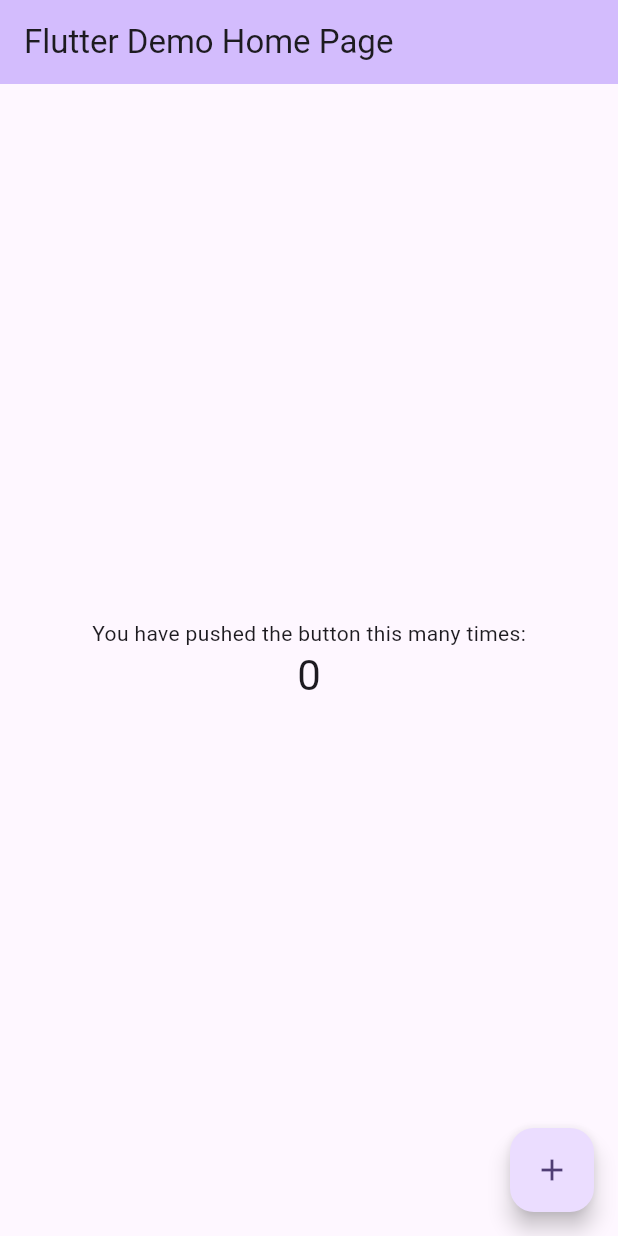
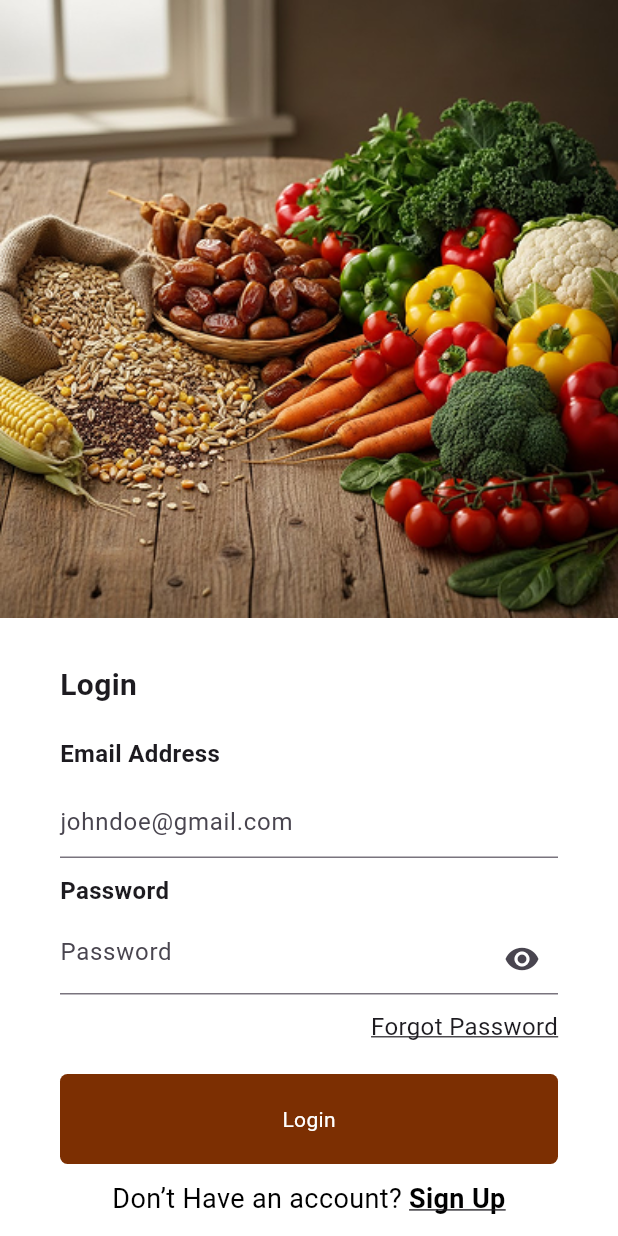
Before and after one commit to novincdavis123/alisonscart, a Flutter app: the screen it shows after launch, on a phone screen of 412 x 824 dp. Run offline on Flutter 3.47's test engine with Material 3 defaults, Android fonts, the phone set to English and light mode, and no system bars; our stand-ins replace carousel_slider, dio, persistent_bottom_nav_bar_v2.

Commit message:
ui and api service added
ADDED
 - icons
 - provider package
 - passwordvisibility notifier
 - bottomonavbar package
 - cart page
 - categories page
 - home page
 - login page
 - profile page
 - dio package
 - api service class

```diff
--- a/lib/main.dart
+++ b/lib/main.dart
@@ -1,122 +1,30 @@
+import 'package:alisonscart/providers/password_provider.dart';
+import 'package:alisonscart/screens/login_page.dart';
 import 'package:flutter/material.dart';
+import 'package:flutter/services.dart';
+import 'package:provider/provider.dart';
 
 void main() {
-  runApp(const MyApp());
+  WidgetsFlutterBinding.ensureInitialized();
+  // make navigation bar transparent
+  SystemChrome.setSystemUIOverlayStyle(
+    const SystemUiOverlayStyle(systemNavigationBarColor: Colors.transparent),
+  );
+  // make flutter draw behind navigation bar
+  SystemChrome.setEnabledSystemUIMode(SystemUiMode.edgeToEdge);
+  runApp(
+    ChangeNotifierProvider(
+      create: (_) => PasswordVisibilityNotifier(),
+      child: const MyApp(),
+    ),
+  );
 }
 
 class MyApp extends StatelessWidget {
   const MyApp({super.key});
 
-  // This widget is the root of your application.
   @override
   Widget build(BuildContext context) {
-    return MaterialApp(
-      title: 'Flutter Demo',
-      theme: ThemeData(
-        // This is the theme of your application.
-        //
-        // TRY THIS: Try running your application with "flutter run". You'll see
-        // the application has a purple toolbar. Then, without quitting the app,
-        // try changing the seedColor in the colorScheme below to Colors.green
-        // and then invoke "hot reload" (save your changes or press the "hot
-        // reload" button in a Flutter-supported IDE, or press "r" if you used
-        // the command line to start the app).
-        //
-        // Notice that the counter didn't reset back to zero; the application
-        // state is not lost during the reload. To reset the state, use hot
-        // restart instead.
-        //
-        // This works for code too, not just values: Most code changes can be
-        // tested with just a hot reload.
-        colorScheme: .fromSeed(seedColor: Colors.deepPurple),
-      ),
-      home: const MyHomePage(title: 'Flutter Demo Home Page'),
-    );
+    return MaterialApp(debugShowCheckedModeBanner: false, home: LoginPage());
   }
 }
-
-class MyHomePage extends StatefulWidget {
-  const MyHomePage({super.key, required this.title});
-
-  // This widget is the home page of your application. It is stateful, meaning
-  // that it has a State object (defined below) that contains fields that affect
-  // how it looks.
-
-  // This class is the configuration for the state. It holds the values (in this
-  // case the title) provided by the parent (in this case the App widget) and
-  // used by the build method of the State. Fields in a Widget subclass are
-  // always marked "final".
-
-  final String title;
-
-  @override
-  State<MyHomePage> createState() => _MyHomePageState();
-}
-
-class _MyHomePageState extends State<MyHomePage> {
-  int _counter = 0;
-
-  void _incrementCounter() {
-    setState(() {
-      // This call to setState tells the Flutter framework that something has
-      // changed in this State, which causes it to rerun the build method below
-      // so that the display can reflect the updated values. If we changed
-      // _counter without calling setState(), then the build method would not be
-      // called again, and so nothing would appear to happen.
-      _counter++;
-    });
-  }
-
-  @override
-  Widget build(BuildContext context) {
-    // This method is rerun every time setState is called, for instance as done
-    // by the _incrementCounter method above.
-    //
-    // The Flutter framework has been optimized to make rerunning build methods
-    // fast, so that you can just rebuild anything that needs updating rather
-    // than having to individually change instances of widgets.
-    return Scaffold(
-      appBar: AppBar(
-        // TRY THIS: Try changing the color here to a specific color (to
-        // Colors.amber, perhaps?) and trigger a hot reload to see the AppBar
-        // change color while the other colors stay the same.
-        backgroundColor: Theme.of(context).colorScheme.inversePrimary,
-        // Here we take the value from the MyHomePage object that was created by
-        // the App.build method, and use it to set our appbar title.
-        title: Text(widget.title),
-      ),
-      body: Center(
-        // Center is a layout widget. It takes a single child and positions it
-        // in the middle of the parent.
-        child: Column(
-          // Column is also a layout widget. It takes a list of children and
-          // arranges them vertically. By default, it sizes itself to fit its
-          // children horizontally, and tries to be as tall as its parent.
-          //
-          // Column has various properties to control how it sizes itself and
-          // how it positions its children. Here we use mainAxisAlignment to
-          // center the children vertically; the main axis here is the vertical
-          // axis because Columns are vertical (the cross axis would be
-          // horizontal).
-          //
-          // TRY THIS: Invoke "debug painting" (choose the "Toggle Debug Paint"
-          // action in the IDE, or press "p" in the console), to see the
-          // wireframe for each widget.
-          mainAxisAlignment: .center,
-          children: [
-            const Text('You have pushed the button this many times:'),
-            Text(
-              '$_counter',
-              style: Theme.of(context).textTheme.headlineMedium,
-            ),
-          ],
-        ),
-      ),
-      floatingActionButton: FloatingActionButton(
-        onPressed: _incrementCounter,
-        tooltip: 'Increment',
-        child: const Icon(Icons.add),
-      ),
-    );
-  }
-}
--- /dev/null
+++ b/lib/providers/password_provider.dart
@@ -0,0 +1,12 @@
+import 'package:flutter/material.dart';
+
+class PasswordVisibilityNotifier extends ChangeNotifier {
+  bool _obscurePassword = true;
+
+  bool get obscurePassword => _obscurePassword;
+
+  void toggle() {
+    _obscurePassword = !_obscurePassword;
+    notifyListeners();
+  }
+}
--- /dev/null
+++ b/lib/screens/login_page.dart
@@ -0,0 +1,146 @@
+import 'package:alisonscart/providers/password_provider.dart';
+import 'package:alisonscart/screens/bottomnav_page.dart';
+import 'package:flutter/material.dart';
+import 'package:provider/provider.dart';
+
+class LoginPage extends StatelessWidget {
+  const LoginPage({super.key});
+
+  @override
+  Widget build(BuildContext context) {
+    final passwordNotifier = Provider.of<PasswordVisibilityNotifier>(context);
+
+    return GestureDetector(
+      onTap: () => FocusScope.of(context).unfocus(),
+      child: SafeArea(
+        child: Scaffold(
+          backgroundColor: Colors.white,
+          body: SingleChildScrollView(
+            child: Column(
+              children: [
+                Image.asset(
+                  'assets/images/onboarding_logo.png',
+                  width: double.infinity,
+                  fit: BoxFit.contain,
+                ),
+                Padding(
+                  padding: const EdgeInsets.symmetric(horizontal: 40),
+                  child: Column(
+                    crossAxisAlignment: CrossAxisAlignment.start,
+                    children: [
+                      const SizedBox(height: 30),
+                      const Text(
+                        'Login',
+                        style: TextStyle(
+                          fontSize: 20,
+                          fontWeight: FontWeight.bold,
+                        ),
+                      ),
+                      const SizedBox(height: 20),
+                      const Text(
+                        'Email Address',
+                        style: TextStyle(
+                          fontSize: 16,
+                          fontWeight: FontWeight.bold,
+                        ),
+                      ),
+                      const SizedBox(height: 10),
+                      TextFormField(
+                        decoration: InputDecoration(
+                          hintText: 'johndoe@gmail.com',
+                        ),
+                      ),
+                      const SizedBox(height: 10),
+                      const Text(
+                        'Password',
+                        style: TextStyle(
+                          fontSize: 16,
+                          fontWeight: FontWeight.bold,
+                        ),
+                      ),
+                      const SizedBox(height: 10),
+                      TextFormField(
+                        obscureText: passwordNotifier.obscurePassword,
+                        decoration: InputDecoration(
+                          hintText: 'Password',
+                          suffixIcon: IconButton(
+                            icon: Icon(
+                              passwordNotifier.obscurePassword
+                                  ? Icons.visibility
+                                  : Icons.visibility_off,
+                            ),
+                            onPressed: () {
+                              passwordNotifier.toggle();
+                            },
+                          ),
+                        ),
+                      ),
+                      const SizedBox(height: 10),
+                      Align(
+                        alignment: Alignment.centerRight,
+                        child: Text(
+                          'Forgot Password',
+                          style: TextStyle(
+                            fontSize: 16,
+                            decoration: TextDecoration.underline,
+                          ),
+                        ),
+                      ),
+                      const SizedBox(height: 20),
+                      InkWell(
+                        onTap: () {
+                          Navigator.of(context).push(
+                            MaterialPageRoute(
+                              builder: (context) => const BottomNavPage(),
+                            ),
+                          );
+                        },
+                        child: Container(
+                          width: double.infinity,
+                          padding: const EdgeInsets.symmetric(vertical: 20),
+                          decoration: BoxDecoration(
+                            color: const Color(0xFF7C2F02),
+                            borderRadius: BorderRadius.circular(5),
+                          ),
+                          child: const Center(
+                            child: Text(
+                              'Login',
+                              style: TextStyle(color: Colors.white),
+                            ),
+                          ),
+                        ),
+                      ),
+                      const SizedBox(height: 10),
+                      Center(
+                        child: Text.rich(
+                          TextSpan(
+                            text: "Don’t Have an account? ",
+                            style: const TextStyle(
+                              fontSize: 18,
+                              color: Colors.black,
+                            ),
+                            children: const [
+                              TextSpan(
+                                text: "Sign Up",
+                                style: TextStyle(
+                                  fontWeight: FontWeight.bold,
+                                  decoration: TextDecoration.underline,
+                                ),
+                              ),
+                            ],
+                          ),
+                          textAlign: TextAlign.center,
+                        ),
+                      ),
+                      const SizedBox(height: 20),
+                    ],
+                  ),
+                ),
+              ],
+            ),
+          ),
+        ),
+      ),
+    );
+  }
+}
```
Also changed, not shown: lib/screens/bottomnav_page.dart (added, +35 -0 lines), lib/screens/cart_page.dart (added, +10 -0 lines), lib/screens/categories_page.dart (added, +10 -0 lines), lib/screens/home_page.dart (added, +117 -0 lines), lib/screens/profile_page.dart (added, +10 -0 lines), lib/services/api_service.dart (added, +57 -0 lines), lib/widgets/categories_section.dart (added, +47 -0 lines), lib/widgets/category_card.dart (added, +27 -0 lines), pubspec.yaml (+6 -2 lines), assets/images/beautiful-unique-logo-design.png (added), assets/images/onboarding_logo.png (added), pubspec.lock.
